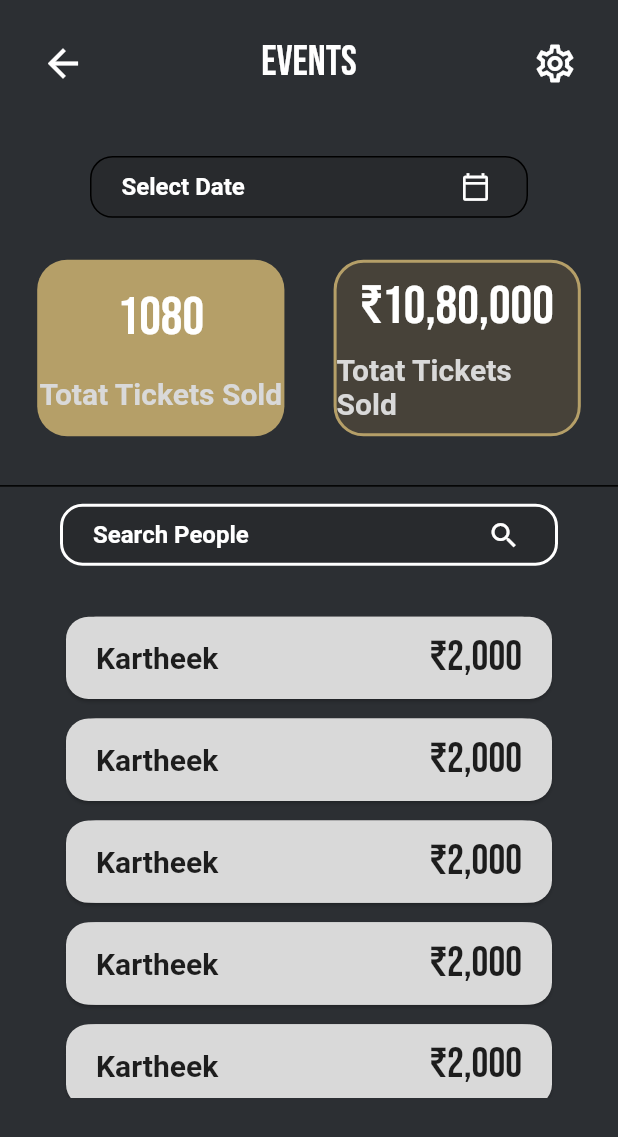
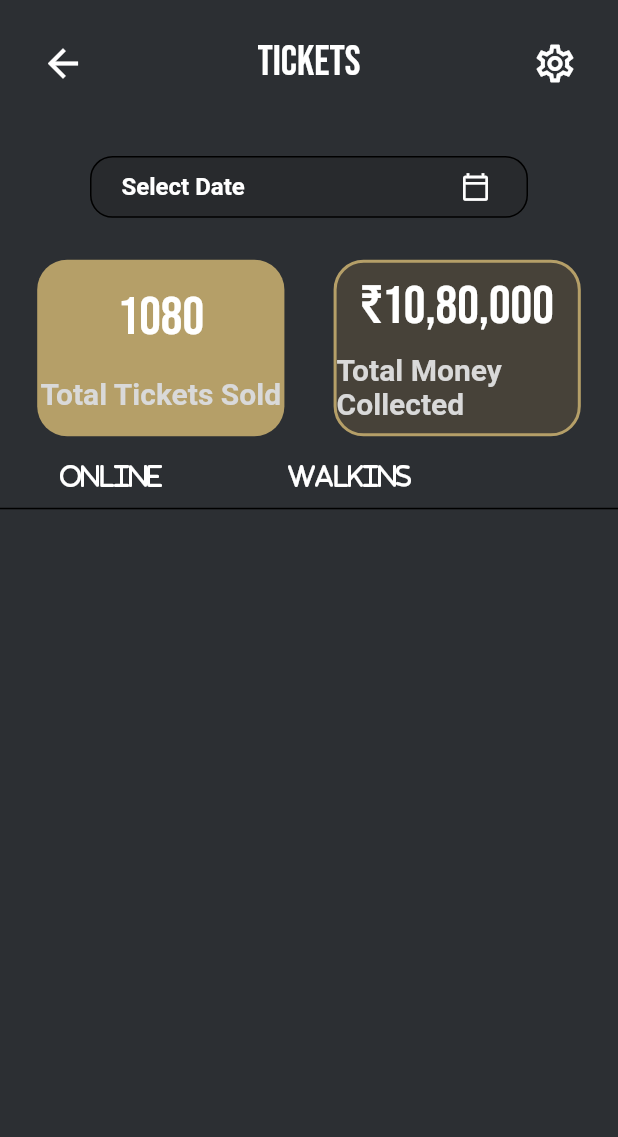
Before and after one commit to Fullcovers/FullCoverApp, a Flutter app: the screen it shows after launch, on a phone screen of 412 x 824 dp. Shown: the top 1137 px of the screen. Run offline on Flutter 3.47's test engine with Material 2 defaults, Android fonts, the phone set to English and light mode, and no system bars; our stand-ins replace font_awesome_flutter, google_fonts, qr_flutter, sliding_up_panel; missing offline and left inert: crypto_font_icons.

Commit message:
added tickets(dashboard)

```diff
--- a/lib/main.dart
+++ b/lib/main.dart
@@ -1,6 +1,8 @@
 import 'package:flutter/material.dart';
 import 'package:venq_assessment/screens/Clubs/ClubDetail.dart';
 import 'package:venq_assessment/screens/ClubsDashBoard/Events2.dart';
+import 'package:venq_assessment/screens/ClubsDashBoard/Promoters2.dart';
+import 'package:venq_assessment/screens/ClubsDashBoard/Tickets.dart';
 import 'package:venq_assessment/screens/Events/EventDetail.dart';
 import 'package:venq_assessment/screens/Tickets/TicketConfirming.dart';
 import 'package:venq_assessment/screens/Tickets/TicketSending.dart';
@@ -20,7 +22,7 @@ class MyApp extends StatelessWidget {
   Widget build(BuildContext context) {
     return const MaterialApp(
       debugShowCheckedModeBanner: false,
-      home: Events2(),
+      home: Tickets(),
     );
   }
 }
--- /dev/null
+++ b/lib/screens/ClubsDashBoard/Tickets.dart
@@ -0,0 +1,206 @@
+import 'package:flutter/material.dart';
+import 'package:font_awesome_flutter/font_awesome_flutter.dart';
+import 'package:google_fonts/google_fonts.dart';
+import 'package:intl/intl.dart';
+
+import '../../widgets/ClubDashBoard/HeaderContent.dart';
+import '../../widgets/ClubDashBoard/PeopleList.dart';
+import '../../widgets/ClubDashBoard/SearchPeople.dart';
+import '../../widgets/ClubDashBoard/TicketMoneyStatus.dart';
+
+class Tickets extends StatefulWidget {
+  const Tickets({super.key});
+
+  @override
+  State<Tickets> createState() => _TicketsState();
+}
+
+class _TicketsState extends State<Tickets> {
+  bool oshow = false;
+  bool wshow = false;
+  bool show = false;
+  DateTime? selectedDate; // Track the selected date
+
+  Future<void> _selectDate(BuildContext context) async {
+    final DateTime? pickedDate = await showDatePicker(
+      context: context,
+      initialDate: selectedDate ??
+          DateTime
+              .now(), // Use selectedDate if available, else use current date
+      firstDate: DateTime(1900),
+      lastDate: DateTime(2100),
+    );
+
+    if (pickedDate != null && pickedDate != selectedDate) {
+      setState(() {
+        selectedDate = pickedDate; // Update selectedDate if a date was picked
+      });
+    }
+  }
+
+  String formatDate(DateTime? date) {
+    if (date != null) {
+      final DateFormat formatter = DateFormat('E d MMM, yyyy');
+      return formatter.format(date);
+    }
+    return 'Select Date';
+  }
+
+  @override
+  Widget build(BuildContext context) {
+    double height = MediaQuery.of(context).size.height;
+    return SafeArea(
+        child: Scaffold(
+      backgroundColor: const Color(0xFF2C2F33),
+      body: Column(
+        children: [
+          const Padding(
+            padding: EdgeInsets.all(10.0),
+            child: HeaderContent(title: "TICKETS"),
+          ),
+          Padding(
+            padding:
+                const EdgeInsets.only(top: 20, bottom: 20, left: 60, right: 60),
+            child: Container(
+              height: height / 20,
+              width: double.maxFinite,
+              decoration: BoxDecoration(
+                color: const Color.fromRGBO(34, 34, 34, 0.37),
+                borderRadius: BorderRadius.circular(15.0),
+                border: Border.all(
+                  color: Colors.black,
+                ),
+              ),
+              child: Row(
+                mainAxisAlignment: MainAxisAlignment.spaceBetween,
+                children: [
+                  Padding(
+                    padding: const EdgeInsets.only(
+                      left: 20.0,
+                    ),
+                    child: Text(
+                        selectedDate != null
+                            ? formatDate(selectedDate)
+                            : "Select Date",
+                        style: GoogleFonts.sairaCondensed(
+                          fontSize: 16,
+                          fontWeight: FontWeight.w600,
+                          color: Colors.white,
+                        )),
+                  ),
+                  Padding(
+                    padding: const EdgeInsets.only(right: 10.0),
+                    child: IconButton(
+                      onPressed: () {
+                        _selectDate(
+                            context); // Show the date picker on icon press
+                      },
+                      icon: const Icon(
+                        Icons.calendar_today_outlined,
+                        color: Colors.white,
+                        size: 20,
+                      ),
+                    ),
+                  ),
+                ],
+              ),
+            ),
+          ),
+          const TicketMoneyStatus(ticket: "1080", money: "1080000"),
+          FractionalTranslation(
+            translation: const Offset(0, 0.5),
+            child: Row(
+              children: [
+                Column(
+                  mainAxisAlignment: MainAxisAlignment.spaceBetween,
+                  children: [
+                    Padding(
+                      padding:
+                          const EdgeInsets.only(top: 0, left: 40, right: 40),
+                      child: GestureDetector(
+                          onTap: () {
+                            setState(() {
+                              oshow = !oshow;
+                              wshow = false;
+                              show = !show;
+                            });
+                          },
+                          child: Text(
+                            "Online ",
+                            style: TextStyle(
+                              fontSize: 16,
+                              fontWeight: FontWeight.w600,
+                              color: Colors.white,
+                              fontFamily:
+                                  FontAwesomeIcons.solidCircle.fontFamily,
+                            ),
+                          )),
+                    ),
+                    oshow
+                        ? Container(
+                            height: 2,
+                            width: 60,
+                            color: Colors.amber,
+                          )
+                        : Container(),
+                  ],
+                ),
+                Column(
+                  mainAxisAlignment: MainAxisAlignment.spaceBetween,
+                  children: [
+                    Padding(
+                      padding:
+                          const EdgeInsets.only(top: 0, left: 40, right: 40),
+                      child: GestureDetector(
+                          onTap: () {
+                            setState(() {
+                              wshow = !wshow;
+                              oshow = false;
+                              show = !show;
+                            });
+                          },
+                          child: Text(
+                            "Walkins ",
+                            style: TextStyle(
+                              fontSize: 16,
+                              fontWeight: FontWeight.w600,
+                              color: Colors.white,
+                              fontFamily:
+                                  FontAwesomeIcons.solidCircle.fontFamily,
+                            ),
+                          )),
+                    ),
+                    wshow
+                        ? Container(
+                            height: 2,
+                            width: 60,
+                            color: Colors.amber,
+                          )
+                        : Container(),
+                  ],
+                ),
+              ],
+            ),
+          ),
+          const FractionalTranslation(
+            translation: Offset(0, 0.3),
+            child: Padding(
+              padding: EdgeInsets.only(top: 15.0, bottom: 0),
+              child: Divider(
+                height: 2,
+                color: Colors.black,
+                thickness: 1,
+              ),
+            ),
+          ),
+          show ? const SearchPeople() : Container(),
+          show
+              ? PeopleList(
+                  sdate: formatDate(selectedDate),
+                )
+              : Container(),
+        ],
+      ),
+    ));
+  }
+}
--- a/lib/widgets/ClubDashBoard/PeopleList.dart
+++ b/lib/widgets/ClubDashBoard/PeopleList.dart
@@ -23,7 +23,7 @@ class _PeopleListState extends State<PeopleList> {
     double width = MediaQuery.of(context).size.width;
     double height = MediaQuery.of(context).size.height;
     return Padding(
-      padding: const EdgeInsets.only(left: 25.0, right: 25.0, top: 25.0),
+      padding: const EdgeInsets.only(left: 25.0, right: 25.0, top: 15.0),
       child: Container(
         height: 4 * height / 10,
         width: width,
--- a/lib/widgets/ClubDashBoard/SearchPeople.dart
+++ b/lib/widgets/ClubDashBoard/SearchPeople.dart
@@ -9,7 +9,7 @@ class SearchPeople extends StatelessWidget {
     double width = MediaQuery.of(context).size.width;
     double height = MediaQuery.of(context).size.height;
     return Padding(
-      padding: EdgeInsets.only(top: 2, left: 40, right: 40),
+      padding: EdgeInsets.only(top: 20, left: 40, right: 40),
       child: Container(
         height: height / 20,
         width: double.maxFinite,
--- a/lib/widgets/ClubDashBoard/TicketMoneyStatus.dart
+++ b/lib/widgets/ClubDashBoard/TicketMoneyStatus.dart
@@ -44,7 +44,7 @@ class TicketMoneyStatus extends StatelessWidget {
                     ),
                   ),
                   Text(
-                    "Totat Tickets Sold",
+                    "Total Tickets Sold",
                     style: GoogleFonts.sairaCondensed(
                       fontSize: 20,
                       fontWeight: FontWeight.w600,
@@ -87,11 +87,11 @@ class TicketMoneyStatus extends StatelessWidget {
                     ),
                   ),
                   Text(
-                    "Totat Tickets Sold",
+                    "Total Money Collected",
                     style: GoogleFonts.sairaCondensed(
                       fontSize: 20,
                       fontWeight: FontWeight.w600,
-                      color: Color(0XFFD9D9D9),
+                      color: const Color(0XFFD9D9D9),
                     ),
                   ),
                 ],
--- a/pubspec.yaml
+++ b/pubspec.yaml
@@ -41,6 +41,7 @@ dependencies:
   google_fonts: ^4.0.4
   sliding_up_panel: ^2.0.0+1
   intl: ^0.18.1
+  font_awesome_flutter: ^10.4.0
 
 dev_dependencies:
   flutter_test:
```
Also changed, not shown: lib/screens/ClubsDashBoard/Promoters2.dart (added, +122 -0 lines), pubspec.lock.
